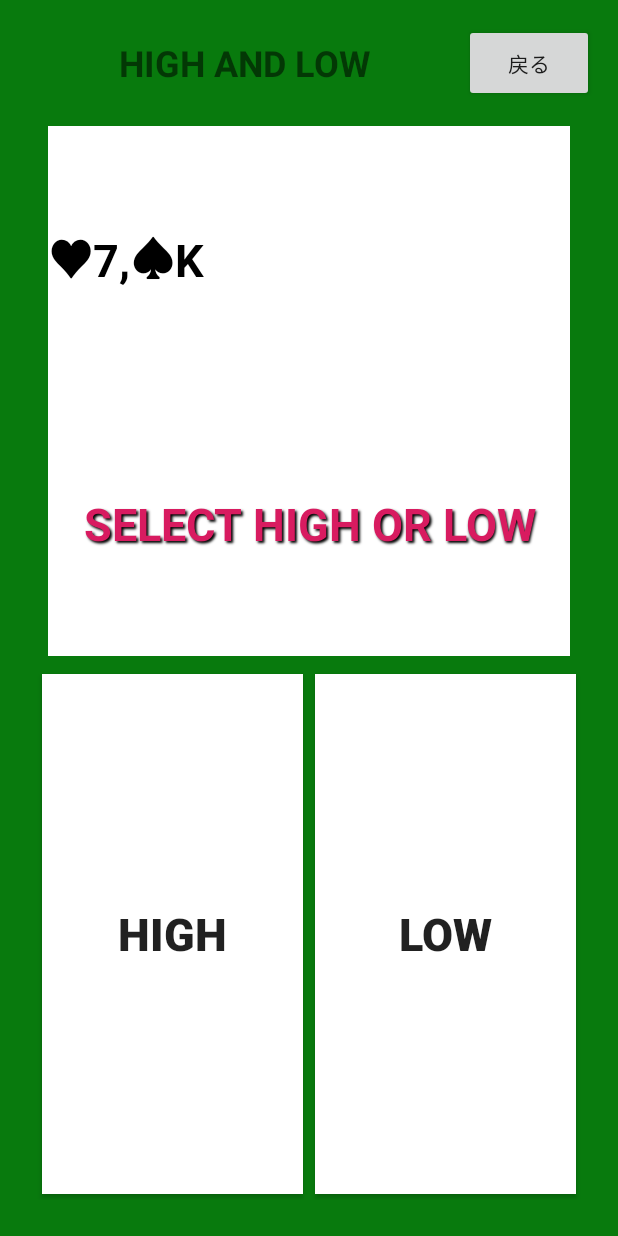
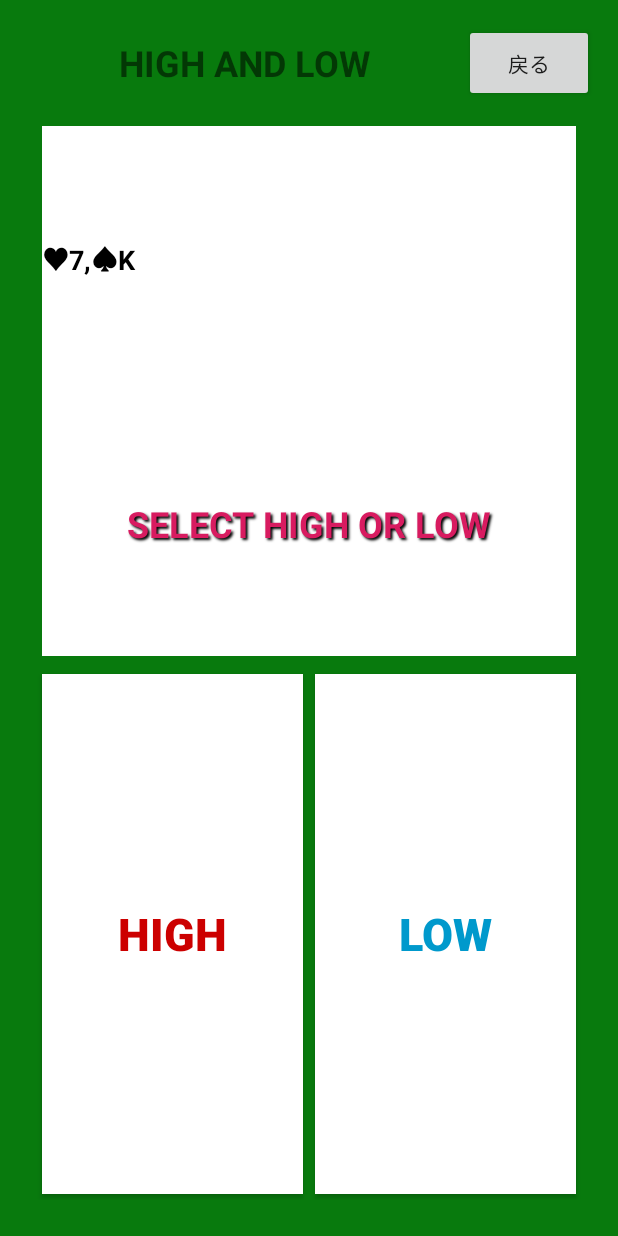
Before and after one commit to itomakiweb-corp/bank, an Android app: the fragment HighAndLowPlayFragment placed in its activity, on a phone screen of 412 x 824 dp. Run offline under Robolectric (Android 15) with nearby library versions, the phone set to English and light mode, and no system bars.

Commit message:
HighAndLowResultFragmentの作成

```diff
--- a/app/src/main/java/com/itomakiweb/android/bank/pages/HighAndLowPlayFragment.kt
+++ b/app/src/main/java/com/itomakiweb/android/bank/pages/HighAndLowPlayFragment.kt
@@ -8,6 +8,7 @@ import android.view.View
 import android.view.ViewGroup
 
 import com.itomakiweb.android.bank.R
+import kotlinx.android.synthetic.main.fragment_high_and_low_play.*
 
 /**
  * A simple [Fragment] subclass.
@@ -22,5 +23,25 @@ class HighAndLowPlayFragment : Fragment() {
         return inflater.inflate(R.layout.fragment_high_and_low_play, container, false)
     }
 
+    override fun onViewCreated(view: View, savedInstanceState: Bundle?) {
+        super.onViewCreated(view, savedInstanceState)
+
+        highButton.setOnClickListener {
+            val fragment = HighAndLowResultFragment()
+            fragmentManager!!.beginTransaction()
+                .replace(R.id.highAndLowFragmentFrame, fragment)
+                .addToBackStack(null)
+                .commit()
+        }
+
+        lowButton.setOnClickListener {
+            val fragment = HighAndLowResultFragment()
+            fragmentManager!!.beginTransaction()
+                .replace(R.id.highAndLowFragmentFrame, fragment)
+                .addToBackStack(null)
+                .commit()
+        }
+    }
+
 
 }
--- a/app/src/main/res/layout/fragment_high_and_low_play.xml
+++ b/app/src/main/res/layout/fragment_high_and_low_play.xml
@@ -15,23 +15,23 @@
             android:id="@+id/cardHistoryText"
             android:layout_width="match_parent"
             android:layout_height="0dp"
-            android:layout_marginLeft="8dp"
+            android:layout_marginLeft="4dp"
             android:layout_marginTop="8dp"
-            android:layout_marginRight="8dp"
+            android:layout_marginRight="4dp"
             android:layout_weight="1"
             android:background="@android:color/background_light"
             android:gravity="center_vertical"
             android:text="@string/cardHistoryTest"
             android:textColor="@android:color/black"
-            android:textSize="30sp"
+            android:textSize="18sp"
             android:textStyle="bold" />
 
         <TextView
             android:id="@+id/messageWindowText"
             android:layout_width="match_parent"
             android:layout_height="0dp"
-            android:layout_marginLeft="8dp"
-            android:layout_marginRight="8dp"
+            android:layout_marginLeft="4dp"
+            android:layout_marginRight="4dp"
             android:layout_marginBottom="8dp"
             android:layout_weight="1"
             android:background="@android:color/background_light"
@@ -43,7 +43,7 @@
             android:text="@string/selectHighOrLow"
             android:textAlignment="center"
             android:textColor="@color/colorAccent"
-            android:textSize="30sp"
+            android:textSize="24sp"
             android:textStyle="bold" />
 
         <LinearLayout
@@ -60,6 +60,7 @@
                 android:layout_weight="1"
                 android:background="@android:color/background_light"
                 android:text="@string/isHigh"
+                android:textColor="@android:color/holo_red_dark"
                 android:textSize="30sp"
                 android:textStyle="bold"
                 android:typeface="normal" />
@@ -72,6 +73,7 @@
                 android:layout_weight="1"
                 android:background="@android:color/background_light"
                 android:text="@string/isLow"
+                android:textColor="@android:color/holo_blue_dark"
                 android:textSize="30sp"
                 android:textStyle="bold"
                 android:typeface="normal" />
--- a/app/src/main/res/values/strings.xml
+++ b/app/src/main/res/values/strings.xml
@@ -50,4 +50,8 @@
     <string name="isLow">LOW</string>
     <string name="cardHistoryTest">♥7,♠K</string>
     <string name="selectHighOrLow">SELECT HIGH OR LOW</string>
+    <string name="isBack">BACK</string>
+    <string name="isNext">NEXT</string>
+    <string name="resultWin">YOU WIN\nMONEY + 1000</string>
+    <string name="resultMoney">TOTAL MONEY : 81000\nNEXT BET %1$d</string>
 </resources>
```
Also changed, not shown: app/src/main/java/com/itomakiweb/android/bank/pages/HighAndLowResultFragment.kt (+25 -0 lines), app/src/main/res/layout/fragment_high_and_low_result.xml (+69 -3 lines).
